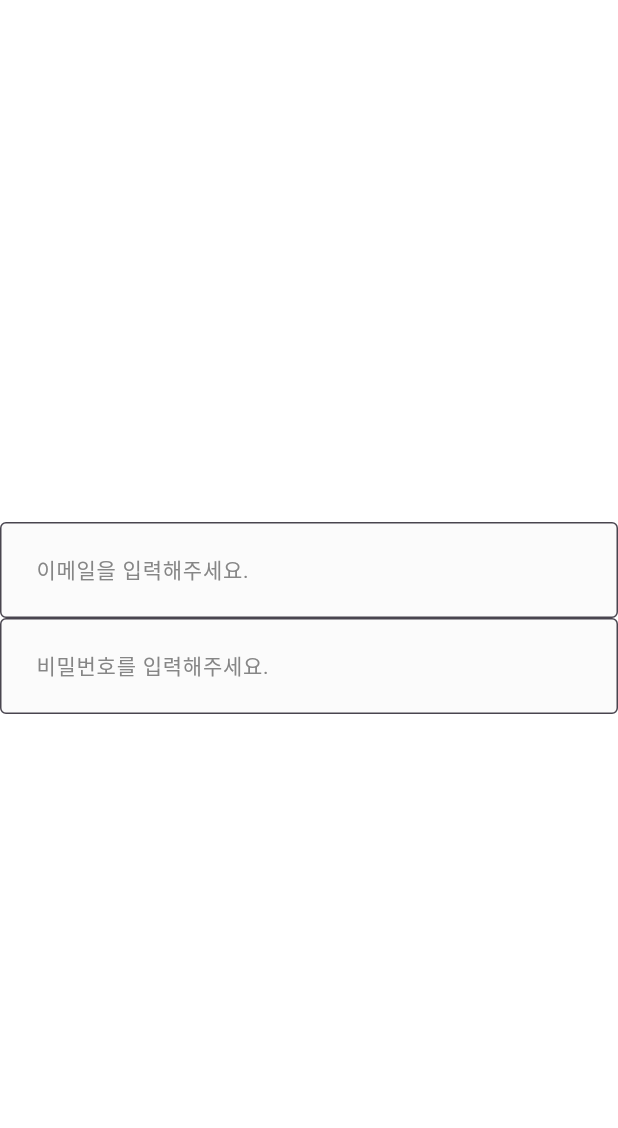
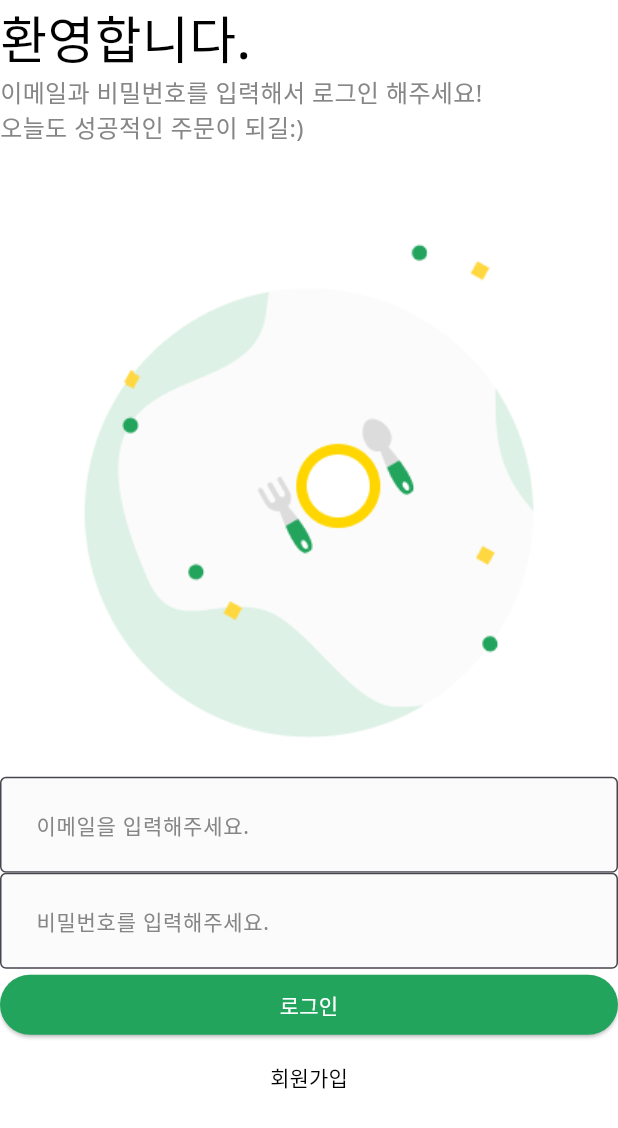
Before and after one commit to cartooncompany/prcFlutter, a Flutter app: the screen it shows after launch, on a phone screen of 412 x 824 dp. Shown: the top 1128 px of the screen. Run offline on Flutter 3.47's test engine with Material 3 defaults, Android fonts, the phone set to English and light mode, and no system bars.

Commit message:
로그인 화면 만들기

```diff
--- a/lib/main.dart
+++ b/lib/main.dart
@@ -1,5 +1,6 @@
 import 'package:flutter/material.dart';
 import 'package:untitled/common/component/custom_text_form_field.dart';
+import 'package:untitled/uesr/view/login_screen.dart';
 
 void main() {
   runApp(const _App());
@@ -11,24 +12,11 @@ class _App extends StatelessWidget {
   @override
   Widget build(BuildContext context) {
     return MaterialApp(
+      theme: ThemeData(
+        fontFamily: 'NotoSans',
+      ),
       debugShowCheckedModeBanner: false,
-      home: Scaffold(
-        backgroundColor: Colors.white,
-        body: Column(
-          mainAxisAlignment: MainAxisAlignment.center,
-          children: [
-            CustomTextFormField(
-              hintText: '이메일을 입력해주세요.',
-              onChanged: (String value) {},
-            ),
-            CustomTextFormField(
-              hintText: '비밀번호를 입력해주세요.',
-              obscureText: true,
-              onChanged: (String value) {},
-            ),
-          ],
-        ),
-      ),
+      home: const LoginScreen(),
     );
   }
 }
--- /dev/null
+++ b/lib/uesr/view/login_screen.dart
@@ -0,0 +1,81 @@
+import 'package:flutter/material.dart';
+import 'package:untitled/common/const/colors.dart';
+import 'package:untitled/common/layout/default_layout.dart';
+
+import '../../common/component/custom_text_form_field.dart';
+
+class LoginScreen extends StatelessWidget {
+  const LoginScreen({super.key});
+
+  @override
+  Widget build(BuildContext context) {
+    return DefaultLayout(
+      child: SafeArea(
+        top: true,
+        bottom: false,
+        child: Column(
+          crossAxisAlignment: CrossAxisAlignment.stretch,
+          children: [
+            const _Title(),
+            const _SubTitle(),
+            Image.asset(
+              'asset/img/misc/logo.png',
+              width: MediaQuery.of(context).size.width / 3 * 2,
+            ),
+            CustomTextFormField(
+              hintText: '이메일을 입력해주세요.',
+              onChanged: (String value) {},
+            ),
+            CustomTextFormField(
+              hintText: '비밀번호를 입력해주세요.',
+              obscureText: true,
+              onChanged: (String value) {},
+            ),
+            ElevatedButton(
+              onPressed: () {},
+              style: ElevatedButton.styleFrom(
+                backgroundColor: PRIMARY_COLOR,
+              ),
+              child: const Text(
+                '로그인',
+                style: TextStyle(color: Colors.white),
+              ),
+            ),
+            TextButton(
+              onPressed: () {},
+              child: const Text(
+                '회원가입',
+                style: TextStyle(color: Colors.black),
+              ),
+            )
+          ],
+        ),
+      ),
+    );
+  }
+}
+
+class _Title extends StatelessWidget {
+  const _Title({super.key});
+
+  @override
+  Widget build(BuildContext context) {
+    return const Text(
+      '환영합니다.',
+      style: TextStyle(
+          fontSize: 34, fontWeight: FontWeight.w500, color: Colors.black),
+    );
+  }
+}
+
+class _SubTitle extends StatelessWidget {
+  const _SubTitle({super.key});
+
+  @override
+  Widget build(BuildContext context) {
+    return const Text(
+      '이메일과 비밀번호를 입력해서 로그인 해주세요!\n오늘도 성공적인 주문이 되길:)',
+      style: TextStyle(fontSize: 16, color: BODY_TEXT_COLOR),
+    );
+  }
+}
```
